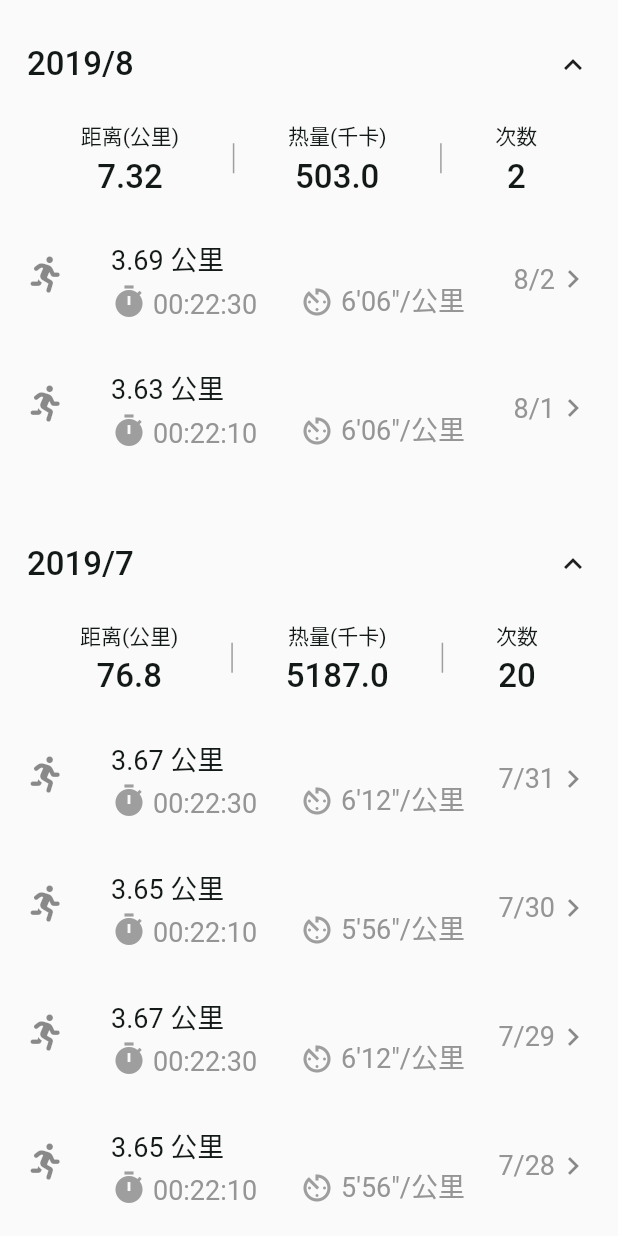
After one commit to viegoooo/flutter_fit, a Flutter app: the SportsHistoryPage screen opened by its route, on a phone screen of 412 x 824 dp. The commit adds this screen. Run offline on Flutter 3.47's test engine with Material 2 defaults, Android fonts, the phone set to English and light mode, and no system bars; our stand-ins replace charts_flutter, font_awesome_flutter, intro_slider; network calls fail; project files that could hold a hidden picture were left out.

Commit message:
添加运动历史记录列表，按二级界面所在page分配包名

```diff
--- /dev/null
+++ b/lib/model/sport_history_info.dart
@@ -0,0 +1,82 @@
+
+class SportMonthData{
+
+  String  yearMonth;
+  List <SportDayData> data;
+  double totalKm;
+  double totalKCal;
+  int times;
+  SportMonthData(this.yearMonth, this.data, this.totalKm, this.totalKCal,this.times);
+
+
+  ///假数据
+  static List<SportMonthData> createSampleData() {
+    final sportData1 =[
+      SportDayData(3.69,"00:22:30",'6\'06\"','8/2'),
+      SportDayData(3.63,"00:22:10",'6\'06\"','8/1'),
+    ];
+    final sportData2 =[
+      SportDayData(3.67,"00:22:30",'6\'12\"','7/31'),
+      SportDayData(3.65,"00:22:10",'5\'56\"','7/30'),
+      SportDayData(3.67,"00:22:30",'6\'12\"','7/29'),
+      SportDayData(3.65,"00:22:10",'5\'56\"','7/28'),
+
+      SportDayData(3.67,"00:22:30",'6\'12\"','7/27'),
+      SportDayData(3.65,"00:22:10",'5\'56\"','7/26'),
+      SportDayData(3.67,"00:22:30",'6\'12\"','7/25'),
+      SportDayData(3.65,"00:22:10",'5\'56\"','7/24'),
+
+      SportDayData(3.67,"00:22:30",'6\'12\"','7/23'),
+      SportDayData(3.65,"00:22:10",'5\'56\"','7/22'),
+      SportDayData(3.67,"00:22:30",'6\'12\"','7/21'),
+      SportDayData(3.65,"00:22:10",'5\'56\"','7/19'),
+
+      SportDayData(3.67,"00:22:30",'6\'12\"','7/18'),
+      SportDayData(3.65,"00:22:10",'5\'56\"','7/17'),
+      SportDayData(3.67,"00:22:30",'6\'12\"','7/16'),
+      SportDayData(3.65,"00:22:10",'5\'56\"','7/15'),
+
+      SportDayData(3.67,"00:22:30",'6\'12\"','7/14'),
+      SportDayData(3.65,"00:22:10",'5\'56\"','7/13'),
+      SportDayData(3.67,"00:22:30",'6\'12\"','7/11'),
+      SportDayData(3.65,"00:22:10",'5\'56\"','7/9'),
+    ];
+
+
+    final data = [
+      new SportMonthData('2019/8', sportData1,7.32,503,2),
+      new SportMonthData('2019/7', sportData2,76.8,5187,20),
+    ];
+    return data;
+  }
+
+
+}
+
+class SportDayData{
+
+  double km; //3.65
+  int time; //22*60
+  String speed;
+  String timeStr;
+  String date;
+
+  SportDayData(this.km,this.timeStr,this.speed,this.date);
+
+
+  SportDayData.staple(this.km, this.time, this.date);
+
+  String getTimeStr(){
+    int hour = (time/3600) as int;
+    int minute = (time~/3600)/60 as int;
+    int second =time~/60;
+    return '$hour:$minute:$second';
+  }
+
+  String getSpeedStr(){
+    int speedMinute = (time/60/km) as int;
+    int speedSecond = (((time/60/km)-speedMinute) *100) as int;
+    return '$speedMinute\'$speedSecond\"';
+  }
+
+}
--- /dev/null
+++ b/lib/page/sport/sports_history_page.dart
@@ -0,0 +1,155 @@
+import 'package:flutter/material.dart';
+import 'package:flutter_fit/model/sport_history_info.dart';
+import 'package:font_awesome_flutter/font_awesome_flutter.dart';
+import 'package:flutter_fit/common/style/fit_style.dart';
+
+class SportsHistoryPage extends StatefulWidget {
+  @override
+  _SportsHistoryPageState createState() => _SportsHistoryPageState();
+}
+
+class _SportsHistoryPageState extends State<SportsHistoryPage> {
+  List<SportMonthData> timeList;
+
+  @override
+  void initState() {
+    timeList = SportMonthData.createSampleData();
+    super.initState();
+  }
+
+  @override
+  Widget build(BuildContext context) {
+    return Material(
+      child: SafeArea(
+        child: CustomScrollView(
+          slivers: <Widget>[
+            SliverList(
+              delegate: SliverChildBuilderDelegate(
+                _timeListItemBuilder(),
+                childCount: timeList.length,
+              ),
+            ),
+          ],
+        ),
+      ),
+    );
+  }
+
+  _timeListItemBuilder() {
+    return (BuildContext context, int index) {
+      List<SportDayData> data = timeList[index].data;
+      SportMonthData  monthData = timeList[index];
+      //return Text( "${timeList[index].totalKCal} KM");
+      // return SliverList(delegate:SliverChildBuilderDelegate(_sportInfoItemBuilder(data),childCount: data.length),);
+
+      return Padding(
+        padding: const EdgeInsets.all(18.0),
+        child: Column(
+          children: <Widget>[
+            Padding(
+              padding: const EdgeInsets.symmetric(vertical: 12),
+              child: Row(
+                children: <Widget>[
+                  Text( monthData.yearMonth,style: FitConstant.largeTextBold,),
+                  Expanded(
+                    child: SizedBox(height: 0,),
+                  ),
+                  Icon(Icons.keyboard_arrow_up),
+                ],
+              ),
+            ),
+            Padding(
+              padding: const EdgeInsets.symmetric(vertical: 12),
+              child: Row(
+                mainAxisAlignment: MainAxisAlignment.spaceEvenly,
+                children: <Widget>[
+                  Column(
+                    children: <Widget>[
+                      Text('距离(公里)',style: FitConstant.smallText,),
+                      SizedBox(height: 4,),
+                      Text("${monthData.totalKm}",style: FitConstant.largeTextBold ,),
+                    ],
+
+                  ),
+                  Container(
+                    height: 20,
+                    width: 1,
+                    color: Colors.grey,
+                  ),
+                  Column(
+                    children: <Widget>[
+                      Text('热量(千卡)',style: FitConstant.smallText,),
+                      SizedBox(height: 4,),
+                      Text("${monthData.totalKCal}",style: FitConstant.largeTextBold ,),
+                    ],
+
+                  ),
+                  Container(
+                    height: 20,
+                    width: 1,
+                    color: Colors.grey,
+                  ),
+                  Column(
+                    children: <Widget>[
+                      Text('次数',style: FitConstant.smallText,),
+                      SizedBox(height: 4,),
+                      Text("${monthData.times}",style: FitConstant.largeTextBold ,),
+                    ],
+
+                  ),
+
+
+                ],
+              ),
+            ),
+            Column(
+              children: data.map((f) {
+                return ListTile(
+                  contentPadding: EdgeInsets.symmetric(vertical: 12),
+                  isThreeLine: true,
+                  leading:  Icon(FontAwesomeIcons.running),
+                  title:  Text("${f.km} 公里",style: FitConstant.normalText, ),
+                  subtitle:  Row(
+                    crossAxisAlignment: CrossAxisAlignment.end,
+                    children: <Widget>[
+                      Icon(Icons.timer,color: Colors.grey,),
+                      Padding(
+                        padding: const EdgeInsets.symmetric(horizontal: 4),
+                        child: Text(f.timeStr ,style: FitConstant.normalSubText,),
+                      ),
+                      SizedBox(width: 24,),
+                      Icon(Icons.av_timer,color: Colors.grey,),
+                      Padding(
+                        padding: const EdgeInsets.symmetric(horizontal: 4),
+                        child: Text("${f.speed}/公里",style: FitConstant.normalSubText,),
+                      ),
+                    ],
+                  ),
+                  trailing:Row(
+                    mainAxisSize: MainAxisSize.min,
+                    children: <Widget>[
+                      Text(f.date,style: FitConstant.normalSubText),
+                      Icon(Icons.keyboard_arrow_right),
+                    ],
+                  ),
+                );
+              }).toList(),
+            )
+          ],
+        ),
+      );
+    };
+  }
+
+  _sportInfoItemBuilder(List<SportDayData> list) {
+    return (BuildContext context, int index) {
+      return ListTile(
+        isThreeLine: false,
+        leading:  Icon(FontAwesomeIcons.running),
+        title:  Text(list[index].km as String),
+        trailing:  Icon(Icons.keyboard_arrow_right),
+//        onTap: () => Navigator.pop(context, routeName),
+      );
+    };
+  }
+}
--- a/lib/page/sports_page.dart
+++ b/lib/page/sport/sports_page.dart
@@ -1,6 +1,5 @@
 import 'package:flutter/material.dart';
 import 'package:flutter_fit/common/style/fit_style.dart';
-import 'package:amap_base_location/amap_base_location.dart';
 
 /// 主要用到 TabBar 和 Page 的 联动 , 可参考  https://blog.csdn.net/weixin_33724059/article/details/88200232
 ///
--- a/lib/page/login_or_register_page.dart
+++ b/lib/page/welcome/login_or_register_page.dart
@@ -1,6 +1,6 @@
 import 'package:flutter/material.dart';
 import 'package:flutter_fit/common/style/fit_style.dart';
-import 'package:flutter_fit/page/main_page_container.dart';
+import 'package:flutter_fit/page/page_container_main.dart';
 import 'package:font_awesome_flutter/font_awesome_flutter.dart';
 
 class LoginOrRegisterPage extends StatefulWidget {
--- a/lib/page/splash_page.dart
+++ b/lib/page/welcome/splash_page.dart
@@ -1,5 +1,5 @@
 import 'package:flutter/material.dart';
-import 'login_or_register_page.dart';
+import 'package:flutter_fit/page/welcome/login_or_register_page.dart';
 
 /// WelcomePage 和 SplashPage 2选1
 class SplashPage extends StatefulWidget {
--- a/lib/page/welcome_page.dart
+++ b/lib/page/welcome/welcome_page.dart
@@ -1,5 +1,5 @@
 import 'package:flutter/material.dart';
-import 'package:flutter_fit/page/main_page_container.dart';
+import 'package:flutter_fit/page/page_container_main.dart';
 import 'package:intro_slider/intro_slider.dart';
 import 'package:intro_slider/slide_object.dart';
 
```
Also changed, not shown: lib/main.dart (+7 -8 lines), lib/page/main_page.dart (deleted, +0 -51 lines), lib/page/page_container_main.dart (renamed from lib/page/main_page_container.dart, +3 -4 lines), lib/page/test.dart (deleted, +0 -12 lines), lib/widget/bottom_tab_bar_widget.dart (deleted, +0 -92 lines), lib/page/home/home_page.dart (renamed from lib/page/home_page.dart), lib/page/me/me_page.dart (renamed from lib/page/me_page.dart), screen_shot/Screenshot_homepage.jpg (renamed from assets/screen_shot/Screenshot_homepage.jpg), screen_shot/Screenshot_mepage.jpg (renamed from assets/screen_shot/Screenshot_mepage.jpg), screen_shot/Screenshot_sportspage.jpg (renamed from assets/screen_shot/Screenshot_sportspage.jpg), 1 other file.
